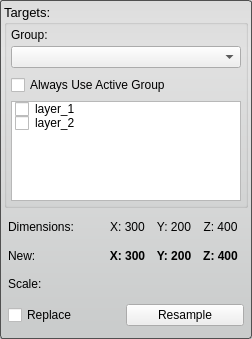
First picture: the form in src/Interface/ToolInterface/ResampleToolInterface.ui, repository SCIInstitute/Seg3D, before the edit.
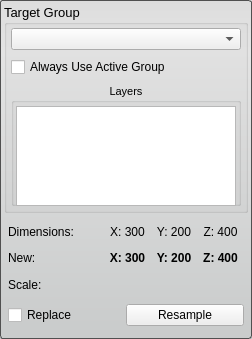
Second picture: the form after the edit.

Commit message: Added StateLabeledMultiOption class. Added QtBridge function for connection QListWidget and StateLabeledMultiOption. Changed QtBridge.Connect functions to void instead of bool. Added GroupTargetTool base class for tools that use layer groups as target. Implemented GUI and target selecting logic for resample tool.

The edit to the form file:
```diff
--- a/src/Interface/ToolInterface/ResampleToolInterface.ui
+++ b/src/Interface/ToolInterface/ResampleToolInterface.ui
@@ -1,7 +1,7 @@
 <?xml version="1.0" encoding="UTF-8"?>
 <ui version="4.0">
- <class>BinaryDilateErodeFilterInterface</class>
- <widget class="QWidget" name="BinaryDilateErodeFilterInterface">
+ <class>ResampleToolInterface</class>
+ <widget class="QWidget" name="ResampleToolInterface">
   <property name="geometry">
    <rect>
     <x>0</x>
@@ -38,7 +38,7 @@
    <string>Resample Tool</string>
   </property>
   <property name="styleSheet">
-   <string notr="true">QWidget#BinaryDilateErodeFilterInterface{
+   <string notr="true">QWidget#ResampleToolInterface{
   border-radius: 3px;
   border: 1px solid rgb(80, 80,80);
   background-color: qlineargradient(spread:pad, x1:0.5, y1:0, x2:0.5, y2:0.960227, stop:0 rgba(221, 221, 221, 255), stop:0.155779 rgba(228, 228, 228, 255), stop:1 rgba(202, 204, 204, 255));      
@@ -77,7 +77,7 @@
       </font>
      </property>
      <property name="title">
-      <string>Targets:</string>
+      <string>Target Group</string>
      </property>
      <property name="flat">
       <bool>false</bool>
@@ -97,18 +97,6 @@
       </property>
       <item>
        <widget class="QWidget" name="widget_3" native="true">
-        <property name="minimumSize">
-         <size>
-          <width>0</width>
-          <height>42</height>
-         </size>
-        </property>
-        <property name="maximumSize">
-         <size>
-          <width>16777215</width>
-          <height>42</height>
-         </size>
-        </property>
         <layout class="QVBoxLayout" name="verticalLayout">
          <property name="spacing">
           <number>2</number>
@@ -116,25 +104,6 @@
          <property name="margin">
           <number>0</number>
          </property>
-         <item>
-          <widget class="QLabel" name="label">
-           <property name="minimumSize">
-            <size>
-             <width>0</width>
-             <height>16</height>
-            </size>
-           </property>
-           <property name="maximumSize">
-            <size>
-             <width>16777215</width>
-             <height>16</height>
-            </size>
-           </property>
-           <property name="text">
-            <string>Group:</string>
-           </property>
-          </widget>
-         </item>
          <item>
           <widget class="QWidget" name="widget_4" native="true">
            <property name="minimumSize">
@@ -173,49 +142,63 @@
        </widget>
       </item>
       <item>
-       <widget class="QTreeWidget" name="layer_treewidget_">
-        <property name="minimumSize">
-         <size>
-          <width>0</width>
-          <height>100</height>
-         </size>
+       <widget class="QGroupBox" name="groupBox">
+        <property name="font">
+         <font>
+          <pointsize>8</pointsize>
+         </font>
         </property>
-        <property name="maximumSize">
-         <size>
-          <width>16777215</width>
-          <height>100</height>
-         </size>
+        <property name="title">
+         <string>Layers</string>
         </property>
-        <property name="horizontalScrollBarPolicy">
-         <enum>Qt::ScrollBarAlwaysOff</enum>
+        <property name="alignment">
+         <set>Qt::AlignCenter</set>
         </property>
-        <property name="indentation">
-         <number>0</number>
-        </property>
-        <property name="headerHidden">
+        <property name="flat">
          <bool>true</bool>
         </property>
-        <column>
-         <property name="text">
-          <string>1</string>
+        <property name="checkable">
+         <bool>false</bool>
+        </property>
+        <layout class="QVBoxLayout" name="verticalLayout_5">
+         <property name="spacing">
+          <number>2</number>
          </property>
-        </column>
-        <item>
-         <property name="text">
-          <string>layer_1</string>
+         <property name="leftMargin">
+          <number>2</number>
          </property>
-         <property name="checkState">
-          <enum>Unchecked</enum>
+         <property name="topMargin">
+          <number>4</number>
          </property>
-        </item>
-        <item>
-         <property name="text">
-          <string>layer_2</string>
+         <property name="rightMargin">
+          <number>2</number>
          </property>
-         <property name="checkState">
-          <enum>Unchecked</enum>
+         <property name="bottomMargin">
+          <number>2</number>
          </property>
-        </item>
+         <item>
+          <widget class="QListWidget" name="layer_list_">
+           <property name="enabled">
+            <bool>true</bool>
+           </property>
+           <property name="minimumSize">
+            <size>
+             <width>0</width>
+             <height>100</height>
+            </size>
+           </property>
+           <property name="maximumSize">
+            <size>
+             <width>16777215</width>
+             <height>100</height>
+            </size>
+           </property>
+           <property name="horizontalScrollBarPolicy">
+            <enum>Qt::ScrollBarAlwaysOff</enum>
+           </property>
+          </widget>
+         </item>
+        </layout>
        </widget>
       </item>
      </layout>
@@ -460,7 +443,7 @@
           </widget>
          </item>
          <item>
-          <widget class="QPushButton" name="roi_crop_button_1">
+          <widget class="QPushButton" name="run_button_">
            <property name="sizePolicy">
             <sizepolicy hsizetype="Preferred" vsizetype="Fixed">
              <horstretch>0</horstretch>
```
The commit also changes 34 other files.
